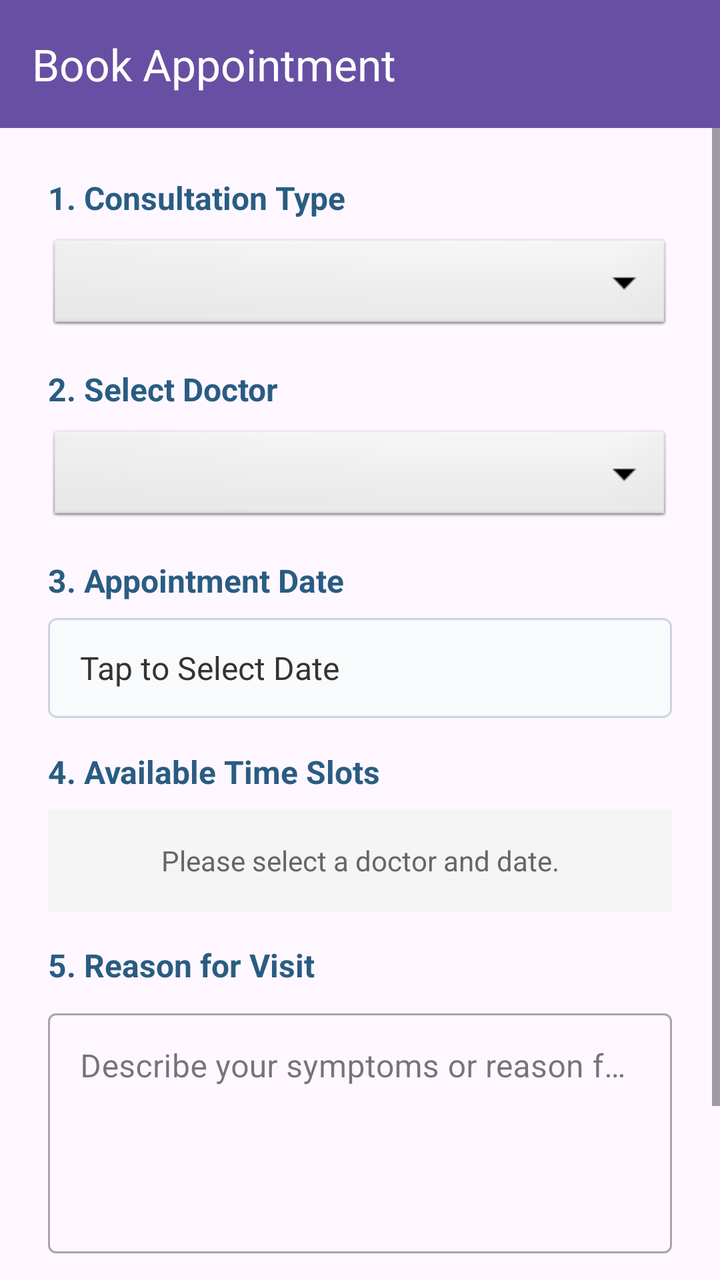
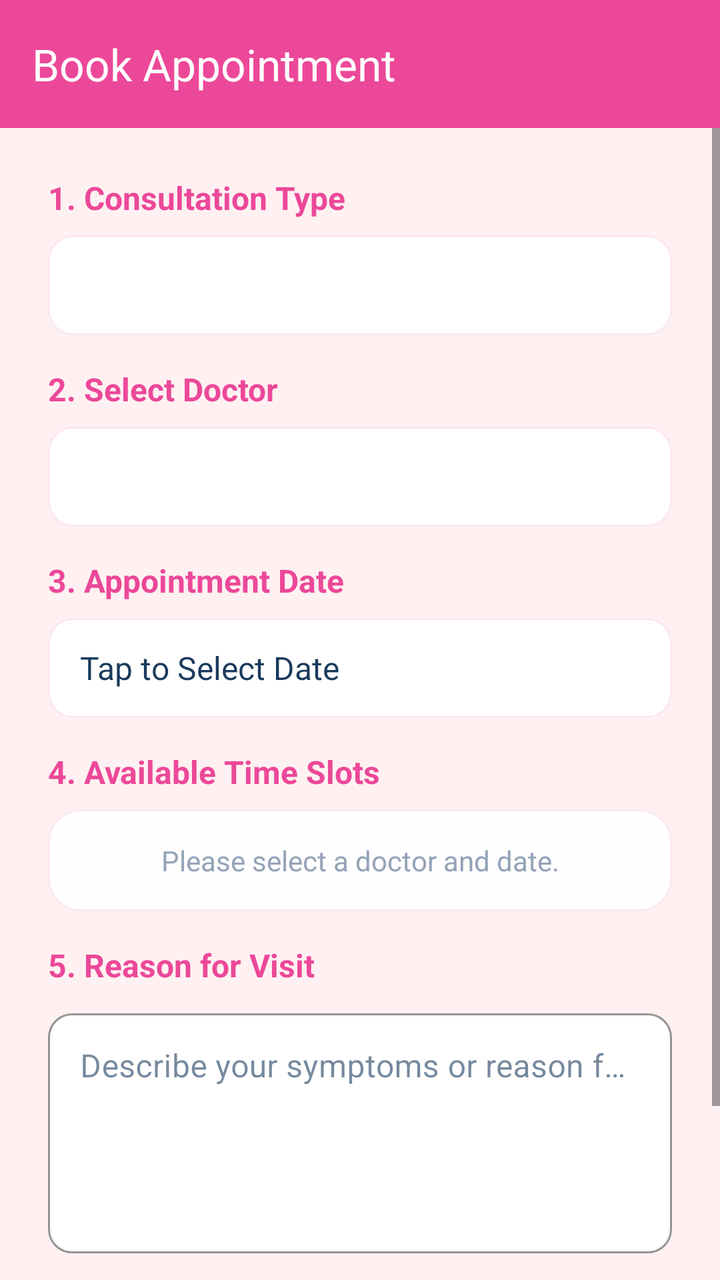

Screens rendered from an Android XML layout before and after an edit, with the pre-edit source and the edit as a unified diff.
<!-- AndroidManifest.xml: application theme Theme.ClinicCareMobile -->
<!-- res/layout/activity_book_appointment.xml -->
<?xml version="1.0" encoding="utf-8"?>
<LinearLayout xmlns:android="http://schemas.android.com/apk/res/android"
    xmlns:app="http://schemas.android.com/apk/res-auto"
    android:layout_width="match_parent"
    android:layout_height="match_parent"
    android:orientation="vertical">

    <androidx.appcompat.widget.Toolbar
        android:id="@+id/toolbarBook"
        android:layout_width="match_parent"
        android:layout_height="?attr/actionBarSize"
        android:background="?attr/colorPrimary"
        app:title="Book Appointment"
        app:titleTextColor="#FFFFFF"
        android:theme="@style/ThemeOverlay.AppCompat.Dark.ActionBar" />

    <ScrollView
        android:layout_width="match_parent"
        android:layout_height="match_parent">

        <LinearLayout
            android:layout_width="match_parent"
            android:layout_height="wrap_content"
            android:orientation="vertical"
            android:padding="24dp">

            <TextView
                android:layout_width="match_parent"
                android:layout_height="wrap_content"
                android:text="1. Consultation Type"
                android:textSize="16sp"
                android:textStyle="bold"
                android:textColor="#2A5C82"
                android:layout_marginBottom="8dp"/>

            <Spinner
                android:id="@+id/spinnerType"
                android:layout_width="match_parent"
                android:layout_height="50dp"
                android:background="@android:drawable/btn_dropdown"
                android:layout_marginBottom="16dp"/>

            <TextView
                android:layout_width="match_parent"
                android:layout_height="wrap_content"
                android:text="2. Select Doctor"
                android:textSize="16sp"
                android:textStyle="bold"
                android:textColor="#2A5C82"
                android:layout_marginBottom="8dp"/>

            <Spinner
                android:id="@+id/spinnerDoctors"
                android:layout_width="match_parent"
                android:layout_height="50dp"
                android:background="@android:drawable/btn_dropdown"
                android:layout_marginBottom="16dp"/>

            <TextView
                android:layout_width="match_parent"
                android:layout_height="wrap_content"
                android:text="3. Appointment Date"
                android:textSize="16sp"
                android:textStyle="bold"
                android:textColor="#2A5C82"
                android:layout_marginBottom="8dp"/>

            <TextView
                android:id="@+id/tvDateSelect"
                android:layout_width="match_parent"
                android:layout_height="50dp"
                android:text="Tap to Select Date"
                android:gravity="center_vertical"
                android:paddingStart="16dp"
                android:textSize="16sp"
                android:textColor="#333333"
                android:background="@drawable/date_picker_bg"
                android:layout_marginBottom="16dp"/>

            <TextView
                android:layout_width="match_parent"
                android:layout_height="wrap_content"
                android:text="4. Available Time Slots"
                android:textSize="16sp"
                android:textStyle="bold"
                android:textColor="#2A5C82"
                android:layout_marginBottom="8dp"/>
                
            <TextView
                android:id="@+id/tvNoSlots"
                android:layout_width="match_parent"
                android:layout_height="wrap_content"
                android:text="Please select a doctor and date."
                android:gravity="center"
                android:padding="16dp"
                android:textColor="#666666"
                android:background="#F5F5F5"
                android:layout_marginBottom="16dp"/>

            <androidx.recyclerview.widget.RecyclerView
                android:id="@+id/rvTimeSlots"
                android:layout_width="match_parent"
                android:layout_height="wrap_content"
                android:layout_marginBottom="16dp"
                android:visibility="gone" />

            <TextView
                android:layout_width="match_parent"
                android:layout_height="wrap_content"
                android:text="5. Reason for Visit"
                android:textSize="16sp"
                android:textStyle="bold"
                android:textColor="#2A5C82"
                android:layout_marginBottom="8dp"/>

            <com.google.android.material.textfield.TextInputLayout
                android:layout_width="match_parent"
                android:layout_height="wrap_content"
                android:layout_marginBottom="32dp"
                style="@style/Widget.MaterialComponents.TextInputLayout.OutlinedBox">

                <com.google.android.material.textfield.TextInputEditText
                    android:id="@+id/etReason"
                    android:layout_width="match_parent"
                    android:layout_height="120dp"
                    android:gravity="top|start"
                    android:hint="Describe your symptoms or reason for visit..."
                    android:inputType="textMultiLine" />
            </com.google.android.material.textfield.TextInputLayout>

            <com.google.android.material.button.MaterialButton
                android:id="@+id/btnSubmitBooking"
                android:layout_width="match_parent"
                android:layout_height="60dp"
                android:text="CONFIRM BOOKING"
                android:textSize="18sp"
                app:cornerRadius="8dp" />

        </LinearLayout>
    </ScrollView>
</LinearLayout>
<!-- resources referenced by this layout -->
<resources>
  <!-- drawable date_picker_bg (drawable) -->
  <?xml version="1.0" encoding="utf-8"?>
  <shape xmlns:android="http://schemas.android.com/apk/res/android">
      <solid android:color="#F8FAFC"/>
      <stroke android:width="1dp" android:color="#CBD5E1"/>
      <corners android:radius="4dp"/>
  </shape>
  <style name="Theme.ClinicCareMobile" parent="Base.Theme.ClinicCareMobile" />
  <style name="Base.Theme.ClinicCareMobile" parent="Theme.Material3.DayNight.NoActionBar">
          
          
      </style>
</resources>

<!-- the commit's change to res/layout/activity_book_appointment.xml (unified diff, before → after) -->
@@ -3,6 +3,7 @@
     xmlns:app="http://schemas.android.com/apk/res-auto"
     android:layout_width="match_parent"
     android:layout_height="match_parent"
+    android:background="@color/lightBackground"
     android:orientation="vertical">
 
     <androidx.appcompat.widget.Toolbar
@@ -30,14 +31,14 @@
                 android:text="1. Consultation Type"
                 android:textSize="16sp"
                 android:textStyle="bold"
-                android:textColor="#2A5C82"
+                android:textColor="@color/primaryPink"
                 android:layout_marginBottom="8dp"/>
 
             <Spinner
                 android:id="@+id/spinnerType"
                 android:layout_width="match_parent"
                 android:layout_height="50dp"
-                android:background="@android:drawable/btn_dropdown"
+                android:background="@drawable/bg_rounded_input"
                 android:layout_marginBottom="16dp"/>
 
             <TextView
@@ -46,14 +47,14 @@
                 android:text="2. Select Doctor"
                 android:textSize="16sp"
                 android:textStyle="bold"
-                android:textColor="#2A5C82"
+                android:textColor="@color/primaryPink"
                 android:layout_marginBottom="8dp"/>
 
             <Spinner
                 android:id="@+id/spinnerDoctors"
                 android:layout_width="match_parent"
                 android:layout_height="50dp"
-                android:background="@android:drawable/btn_dropdown"
+                android:background="@drawable/bg_rounded_input"
                 android:layout_marginBottom="16dp"/>
 
             <TextView
@@ -62,7 +63,7 @@
                 android:text="3. Appointment Date"
                 android:textSize="16sp"
                 android:textStyle="bold"
-                android:textColor="#2A5C82"
+                android:textColor="@color/primaryPink"
                 android:layout_marginBottom="8dp"/>
 
             <TextView
@@ -73,8 +74,8 @@
                 android:gravity="center_vertical"
                 android:paddingStart="16dp"
                 android:textSize="16sp"
-                android:textColor="#333333"
-                android:background="@drawable/date_picker_bg"
+                android:textColor="@color/darkText"
+                android:background="@drawable/bg_rounded_input"
                 android:layout_marginBottom="16dp"/>
 
             <TextView
@@ -83,7 +84,7 @@
                 android:text="4. Available Time Slots"
                 android:textSize="16sp"
                 android:textStyle="bold"
-                android:textColor="#2A5C82"
+                android:textColor="@color/primaryPink"
                 android:layout_marginBottom="8dp"/>
                 
             <TextView
@@ -93,8 +94,8 @@
                 android:text="Please select a doctor and date."
                 android:gravity="center"
                 android:padding="16dp"
-                android:textColor="#666666"
-                android:background="#F5F5F5"
+                android:textColor="@color/lightText"
+                android:background="@drawable/bg_glass_card"
                 android:layout_marginBottom="16dp"/>
 
             <androidx.recyclerview.widget.RecyclerView
@@ -110,14 +111,13 @@
                 android:text="5. Reason for Visit"
                 android:textSize="16sp"
                 android:textStyle="bold"
-                android:textColor="#2A5C82"
+                android:textColor="@color/primaryPink"
                 android:layout_marginBottom="8dp"/>
 
             <com.google.android.material.textfield.TextInputLayout
                 android:layout_width="match_parent"
                 android:layout_height="wrap_content"
-                android:layout_marginBottom="32dp"
-                style="@style/Widget.MaterialComponents.TextInputLayout.OutlinedBox">
+                android:layout_marginBottom="32dp">
 
                 <com.google.android.material.textfield.TextInputEditText
                     android:id="@+id/etReason"
@@ -125,6 +125,7 @@
                     android:layout_height="120dp"
                     android:gravity="top|start"
                     android:hint="Describe your symptoms or reason for visit..."
+                    android:textColor="@color/darkText"
                     android:inputType="textMultiLine" />
             </com.google.android.material.textfield.TextInputLayout>
 
@@ -133,8 +134,7 @@
                 android:layout_width="match_parent"
                 android:layout_height="60dp"
                 android:text="CONFIRM BOOKING"
-                android:textSize="18sp"
-                app:cornerRadius="8dp" />
+                android:textSize="18sp" />
 
         </LinearLayout>
     </ScrollView>
<!-- resource entries referenced after the edit -->
@@ -1,16 +1,80 @@
 <!-- resources referenced by this layout -->
 <resources>
-  <!-- drawable date_picker_bg (drawable) -->
+  <color name="darkText">#1A3A5C</color>
+  <color name="lightBackground">#FFF1F2</color>
+  <color name="lightText">#94A3B8</color>
+  <color name="primaryPink">#EC4899</color>
+  <!-- drawable bg_glass_card (drawable) -->
   <?xml version="1.0" encoding="utf-8"?>
-  <shape xmlns:android="http://schemas.android.com/apk/res/android">
-      <solid android:color="#F8FAFC"/>
-      <stroke android:width="1dp" android:color="#CBD5E1"/>
-      <corners android:radius="4dp"/>
+  <shape xmlns:android="http://schemas.android.com/apk/res/android"
+      android:shape="rectangle">
+      
+      <solid android:color="#E6FFFFFF" />
+      <corners android:radius="16dp" />
+      <stroke
+          android:width="1dp"
+          android:color="@color/borderColor" />
+  </shape>
+  <!-- drawable bg_rounded_input (drawable) -->
+  <?xml version="1.0" encoding="utf-8"?>
+  <shape xmlns:android="http://schemas.android.com/apk/res/android"
+      android:shape="rectangle">
+      <solid android:color="@color/white" />
+      <corners android:radius="12dp" />
+      <stroke
+          android:width="1dp"
+          android:color="@color/borderColor" />
   </shape>
   <style name="Theme.ClinicCareMobile" parent="Base.Theme.ClinicCareMobile" />
-  <style name="Base.Theme.ClinicCareMobile" parent="Theme.Material3.DayNight.NoActionBar">
+  <color name="borderColor">#FCE7F3</color>
+  <color name="white">#FFFFFFFF</color>
+  <style name="Base.Theme.ClinicCareMobile" parent="Theme.Material3.Light.NoActionBar">
           
+          <item name="colorPrimary">@color/primaryPink</item>
+          <item name="colorPrimaryVariant">@color/primaryPurple</item>
+          <item name="colorOnPrimary">@color/white</item>
           
+          <item name="colorSecondary">@color/primaryPurple</item>
+          <item name="colorSecondaryVariant">@color/primaryPink</item>
+          <item name="colorOnSecondary">@color/white</item>
+          
+          <item name="android:statusBarColor">@color/lightBackground</item>
+          <item name="android:windowLightStatusBar">true</item>
+          
+          <item name="android:windowBackground">@color/lightBackground</item>
+          <item name="colorSurface">@color/cardBackground</item>
+          <item name="colorOnSurface">@color/darkText</item>
+  
+          
+          <item name="textInputStyle">@style/Widget.ClinicCare.TextInputLayout</item>
+          <item name="materialButtonStyle">@style/Widget.ClinicCare.Button</item>
       </style>
+  <color name="primaryPurple">#D946EF</color>
+  <color name="cardBackground">#FFFFFF</color>
+  <style name="Widget.ClinicCare.TextInputLayout" parent="Widget.MaterialComponents.TextInputLayout.OutlinedBox">
+          <item name="boxBackgroundColor">@color/white</item>
+          <item name="boxCornerRadiusTopStart">12dp</item>
+          <item name="boxCornerRadiusTopEnd">12dp</item>
+          <item name="boxCornerRadiusBottomStart">12dp</item>
+          <item name="boxCornerRadiusBottomEnd">12dp</item>
+          <item name="boxStrokeColor">@color/primaryPink</item>
+      </style>
+  <style name="Widget.ClinicCare.Button" parent="Widget.MaterialComponents.Button">
+          <item name="backgroundTint">@null</item>
+          <item name="android:background">@drawable/bg_gradient_button</item>
+          <item name="android:textColor">@color/white</item>
+          <item name="android:textStyle">bold</item>
+      </style>
+  <!-- drawable bg_gradient_button (drawable) -->
+  <?xml version="1.0" encoding="utf-8"?>
+  <shape xmlns:android="http://schemas.android.com/apk/res/android"
+      android:shape="rectangle">
+      <gradient
+          android:angle="0"
+          android:endColor="@color/primaryPurple"
+          android:startColor="@color/primaryPink"
+          android:type="linear" />
+      <corners android:radius="12dp" />
+  </shape>
 </resources>
 
